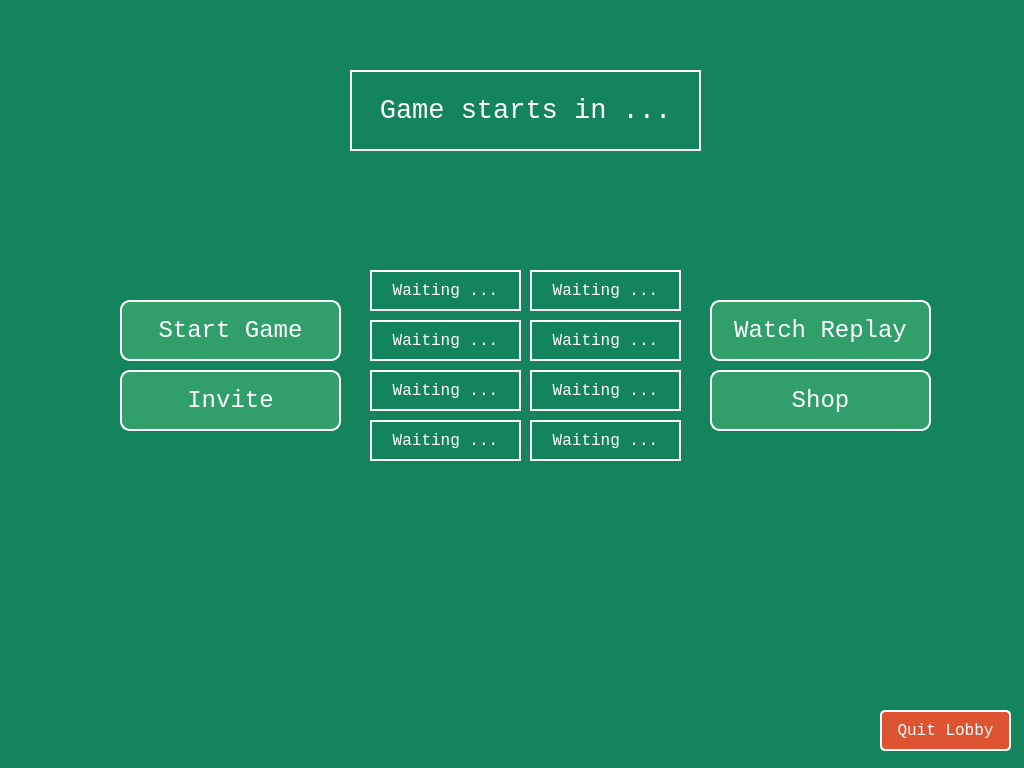
First picture: the form in VOF-Client-Desktop/Lobby.ui, repository SBEmafph/voltorbflip-clone, before the edit.
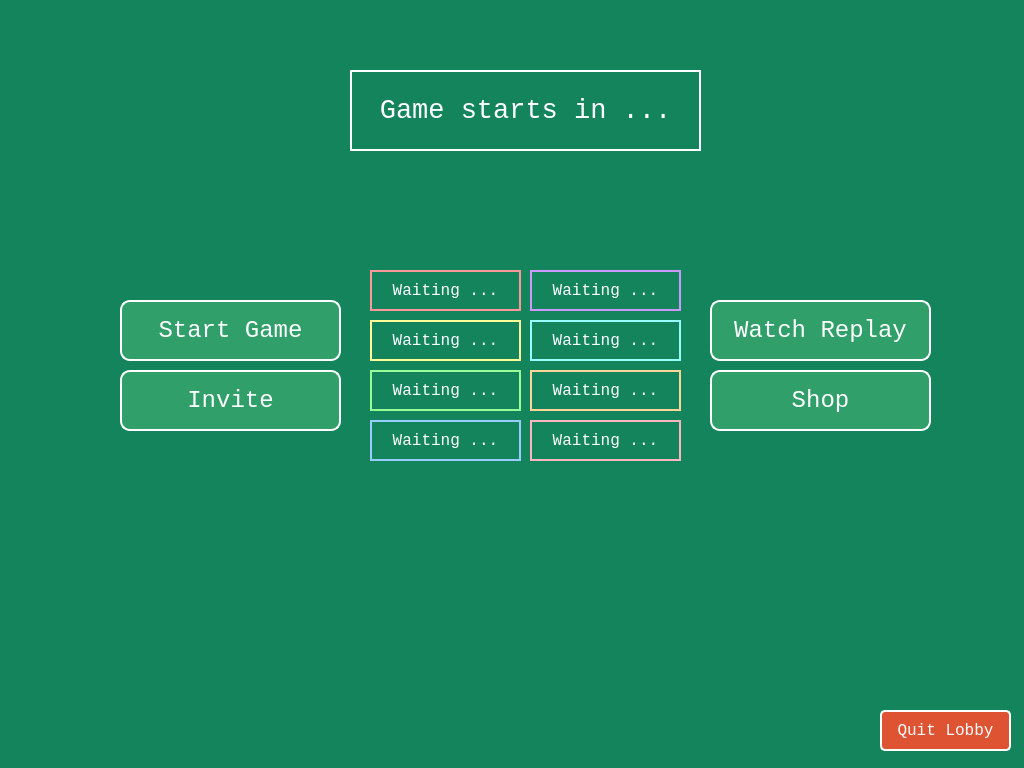
Second picture: the form after the edit. Icons and pictures are not drawn.

Patch:
```diff
--- a/VOF-Client-Desktop/Lobby.ui
+++ b/VOF-Client-Desktop/Lobby.ui
@@ -33,7 +33,7 @@
    </property>
    <property name="styleSheet">
     <string notr="true">color: white;
-border: 2px solid #ffffff;</string>
+border: 2px solid #FFFF99;</string>
    </property>
    <property name="frameShape">
     <enum>QFrame::Shape::Box</enum>
@@ -126,7 +126,7 @@
    </property>
    <property name="styleSheet">
     <string notr="true">color: white;
-border: 2px solid #ffffff;</string>
+border: 2px solid #FFB6C1;</string>
    </property>
    <property name="frameShape">
     <enum>QFrame::Shape::Box</enum>
@@ -193,7 +193,7 @@
    </property>
    <property name="styleSheet">
     <string notr="true">color: white;
-border: 2px solid #ffffff;</string>
+border: 2px solid #CC99FF;</string>
    </property>
    <property name="frameShape">
     <enum>QFrame::Shape::Box</enum>
@@ -222,7 +222,7 @@
    </property>
    <property name="styleSheet">
     <string notr="true">color: white;
-border: 2px solid #ffffff;</string>
+border: 2px solid #99CCFF;</string>
    </property>
    <property name="frameShape">
     <enum>QFrame::Shape::Box</enum>
@@ -289,7 +289,7 @@
    </property>
    <property name="styleSheet">
     <string notr="true">color: white;
-border: 2px solid #ffffff;</string>
+border: 2px solid #FFD699;</string>
    </property>
    <property name="frameShape">
     <enum>QFrame::Shape::Box</enum>
@@ -356,7 +356,7 @@
    </property>
    <property name="styleSheet">
     <string notr="true">color: white;
-border: 2px solid #ffffff;</string>
+border: 2px solid #FF9999;</string>
    </property>
    <property name="frameShape">
     <enum>QFrame::Shape::Box</enum>
@@ -385,7 +385,7 @@
    </property>
    <property name="styleSheet">
     <string notr="true">color: white;
-border: 2px solid #ffffff;</string>
+border: 2px solid #99FF99;</string>
    </property>
    <property name="frameShape">
     <enum>QFrame::Shape::Box</enum>
@@ -414,7 +414,7 @@
    </property>
    <property name="styleSheet">
     <string notr="true">color: white;
-border: 2px solid #ffffff;</string>
+border: 2px solid #99FFFF;</string>
    </property>
    <property name="frameShape">
     <enum>QFrame::Shape::Box</enum>
```
Left out of the diff: 17 changed lines with no effect on the pictures.
